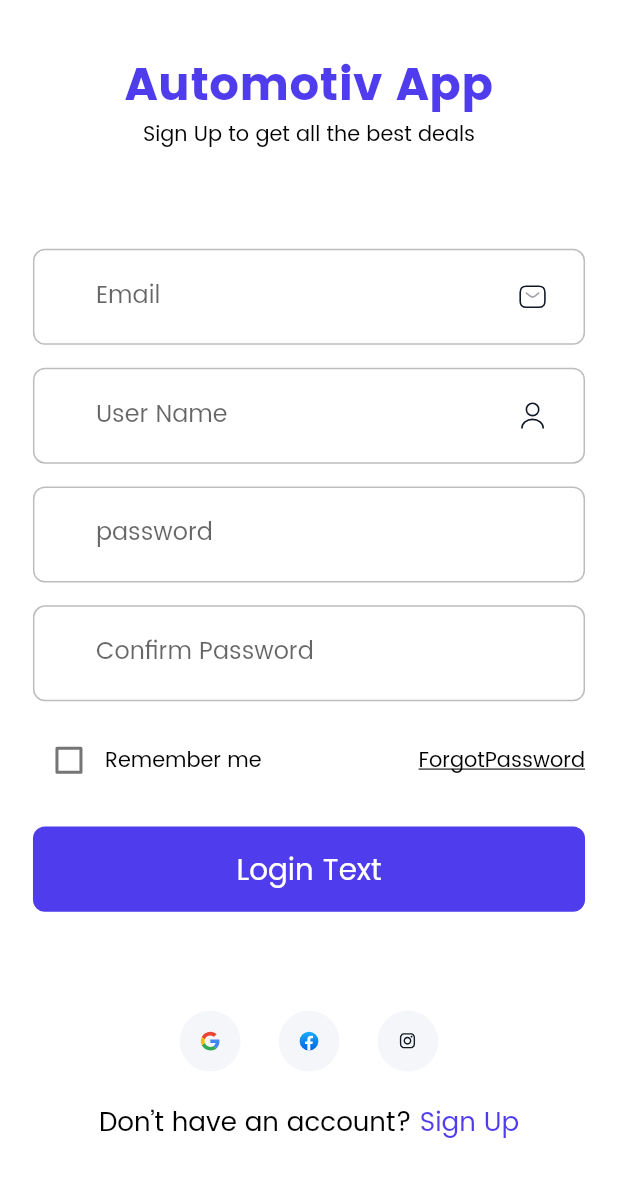
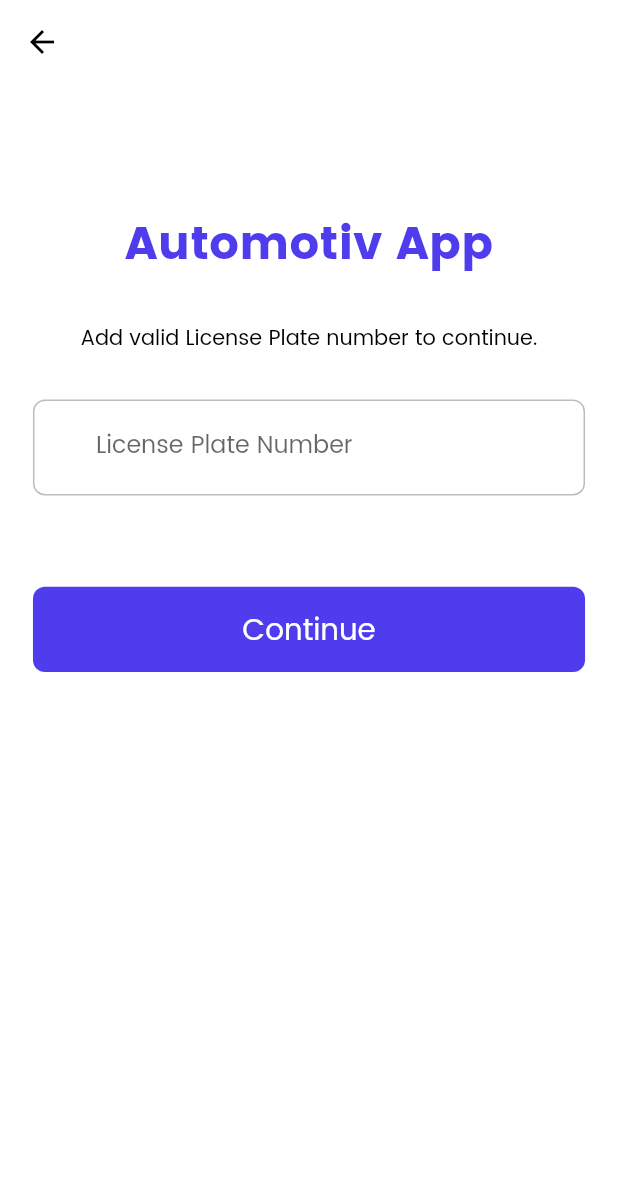
Before and after one commit to AabhashRai13/AutoMotive, a Flutter app: the SignUpScreen screen opened by its route, after a tap on "Sign Up", on a phone screen of 412 x 824 dp. Shown: the top 1177 px of the screen. Run offline on Flutter 3.47's test engine with Material 2 defaults, Android fonts, the phone set to English and light mode, and no system bars; our stand-ins replace flutter_bloc, flutter_svg, otp_text_field; network calls fail.

Commit message:
add license plate, car found page screens made and cubit for carlicense made

```diff
--- /dev/null
+++ b/lib/presentation/car_license_plate/cubit/car_license_cubit.dart
@@ -0,0 +1,19 @@
+import 'package:flutter/material.dart';
+import 'package:flutter_bloc/flutter_bloc.dart';
+
+part 'car_license_state.dart';
+
+class CarLicenseCubit extends Cubit<CarLicenseState> {
+  CarLicenseCubit() : super(CarLicenseInitial());
+
+  findCar(var carNumbers, BuildContext context) {
+    emit(CarLicenseLoading());
+    Future.delayed(const Duration(milliseconds: 500), () {
+      if (carNumbers == "90011") {
+        emit(CarFound());
+      } else {
+        emit(CarNotFound());
+      }
+    });
+  }
+}
--- /dev/null
+++ b/lib/presentation/car_license_plate/cubit/car_license_state.dart
@@ -0,0 +1,12 @@
+part of 'car_license_cubit.dart';
+
+@immutable
+abstract class CarLicenseState {}
+
+class CarLicenseInitial extends CarLicenseState {}
+
+class CarLicenseLoading extends CarLicenseState {}
+
+class CarFound extends CarLicenseState {}
+
+class CarNotFound extends CarLicenseState{}
--- /dev/null
+++ b/lib/presentation/car_license_plate/screens/add_car_license_plate.dart
@@ -0,0 +1,91 @@
+import 'package:auto_motive/presentation/car_license_plate/cubit/car_license_cubit.dart';
+import 'package:auto_motive/presentation/resources/color_manager.dart';
+import 'package:auto_motive/presentation/resources/routes_manager.dart';
+import 'package:auto_motive/presentation/resources/size_config.dart';
+import 'package:auto_motive/presentation/resources/strings_manager.dart';
+import 'package:auto_motive/presentation/widgets/default_button.dart';
+import 'package:auto_motive/presentation/widgets/input_widgets.dart';
+import 'package:flutter/material.dart';
+import 'package:flutter_bloc/flutter_bloc.dart';
+
+// ignore: must_be_immutable
+class AddCarLicensePlate extends StatelessWidget {
+  AddCarLicensePlate({super.key});
+  final TextEditingController licensePlateController = TextEditingController();
+  final formKey = GlobalKey<FormState>();
+  bool loading = false;
+  @override
+  Widget build(BuildContext context) {
+    return Scaffold(
+      appBar: AppBar(
+        title: const Text(AppStrings.emptyString),
+      ),
+      body: SafeArea(
+        child: Padding(
+          padding:
+              EdgeInsets.symmetric(horizontal: getProportionateScreenWidth(20)),
+          child: Form(
+              key: formKey,
+              child: BlocConsumer<CarLicenseCubit, CarLicenseState>(
+                listener: (context, state) {
+                  if (state is CarNotFound) {
+                    loading = false;
+                    ScaffoldMessenger.of(context).showSnackBar(
+                      const SnackBar(content: Text(AppStrings.carNotFound)),
+                    );
+                  } else if (state is CarFound) {
+                    loading = false;
+                    Navigator.pushNamed(context, Routes.carFoundPage);
+                  } else if (state is CarLicenseLoading) {
+                    loading = true;
+                  }
+                },
+                builder: (context, state) {
+                  return Column(
+                    crossAxisAlignment: CrossAxisAlignment.center,
+                    children: [
+                      SizedBox(height: SizeConfig.screenHeight * 0.1),
+                      Text(
+                        AppStrings.automotiveText,
+                        style: TextStyle(
+                          color: ColorManager.primary,
+                          fontSize: getProportionateScreenWidth(28),
+                          fontWeight: FontWeight.bold,
+                        ),
+                      ),
+                      SizedBox(height: getProportionateScreenHeight(30)),
+                      const Text(
+                        AppStrings.addLicensePlateText,
+                        textAlign: TextAlign.center,
+                      ),
+                      SizedBox(height: getProportionateScreenHeight(30)),
+                      InputFields(
+                        inputController: licensePlateController,
+                        isRequired: true,
+                        validationMsg:
+                            AppStrings.addLicensePlateValidationError,
+                        labelText: AppStrings.licensePlateLabe,
+                        hintText: AppStrings.addLicensePlateText,
+                      ),
+                      SizedBox(height: getProportionateScreenHeight(60)),
+                      DefaultButton(
+                        loading: loading,
+                        text: AppStrings.continueText,
+                        press: loading
+                            ? () {}
+                            : () {
+                                if (formKey.currentState!.validate()) {
+                                  context.read<CarLicenseCubit>().findCar(
+                                      licensePlateController.text, context);
+                                }
+                              },
+                      ),
+                    ],
+                  );
+                },
+              )),
+        ),
+      ),
+    );
+  }
+}
--- a/lib/presentation/login/screen/login_form.dart
+++ b/lib/presentation/login/screen/login_form.dart
@@ -57,6 +57,7 @@ class LoginForm extends StatelessWidget {
           //   )
           // :
           DefaultButton(
+            loading: false,
             text: AppStrings.loginText,
             press: () {
               log("numbr ${numberEditingController.text.trim()}");
--- a/lib/presentation/login/screen/otp_screen.dart
+++ b/lib/presentation/login/screen/otp_screen.dart
@@ -42,6 +42,7 @@ class OTPScreen extends StatelessWidget {
             ),
             const SizedBox(height: 20.0),
             DefaultButton(
+              loading: false,
               text: AppStrings.sendAgain,
               press: () {},
             ),
--- a/lib/presentation/onboarding/screens/onboarding_screen.dart
+++ b/lib/presentation/onboarding/screens/onboarding_screen.dart
@@ -75,6 +75,7 @@ class OnboardingScreenState extends State<OnboardingScreen> {
                       ),
                       const Spacer(flex: 3),
                       DefaultButton(
+                        loading: false,
                         text: AppStrings.continueText,
                         press: () {
                           Navigator.pushReplacementNamed(
--- a/lib/presentation/resources/routes_manager.dart
+++ b/lib/presentation/resources/routes_manager.dart
@@ -1,3 +1,5 @@
+import 'package:auto_motive/presentation/car_license_plate/screens/add_car_license_plate.dart';
+import 'package:auto_motive/presentation/card_found/screens/car_found_page.dart';
 import 'package:auto_motive/presentation/login/screen/login_screen.dart';
 import 'package:auto_motive/presentation/login/screen/otp_screen.dart';
 import 'package:auto_motive/presentation/onboarding/screens/onboarding_screen.dart';
@@ -10,6 +12,8 @@ class Routes {
   static const String signIn = "/signIn";
   static const String signUp = "/signUp";
   static const String otpScreen = "/otpScreen";
+  static const String addLicensePlateScreen = "/addLicensePlateScreen";
+  static const String carFoundPage = "/carFoundPage";
 }
 
 class RouteGenerator {
@@ -30,6 +34,10 @@ class RouteGenerator {
             builder: (_) => OTPScreen(
                   number: args,
                 ));
+      case Routes.addLicensePlateScreen:
+        return MaterialPageRoute(builder: (_) => AddCarLicensePlate());
+      case Routes.carFoundPage:
+        return MaterialPageRoute(builder: (_) => const CarFound());
       default:
         return unDefinedRoute();
     }
--- a/lib/presentation/resources/strings_manager.dart
+++ b/lib/presentation/resources/strings_manager.dart
@@ -27,6 +27,16 @@ class AppStrings {
   static const String signInPageText = "Your Solution to all Auto Motive needs";
   static const String signUpPageText = "Sign Up to get all the best deals";
 
+  static const String addLicensePlateValidationError =
+      "You must enter Valid License plate number";
+  static const String addLicensePlateText =
+      "Add valid License Plate number to continue.";
+  static const String licensePlateLabe = "License Plate Number";
+  static const String enterLicensePlateHintText = "Enter License Plate Number";
+  static const String carFoundPageText =
+      "Is this your car? If yes Press Continue.";
+  static const String processingData = "Processing Data";
+  static const String carNotFound = "Car not Found. Please enter valid data.";
   static const String rememberMe = "Remember me";
   static const String forgotPassword = "ForgotPassword";
   static const String password = "password";
--- a/lib/presentation/signup/screen/sign_up_form.dart
+++ b/lib/presentation/signup/screen/sign_up_form.dart
@@ -1,4 +1,5 @@
 import 'package:auto_motive/presentation/resources/color_manager.dart';
+import 'package:auto_motive/presentation/resources/routes_manager.dart';
 import 'package:auto_motive/presentation/resources/size_config.dart';
 import 'package:auto_motive/presentation/widgets/confirm_password_form_field.dart';
 import 'package:auto_motive/presentation/widgets/default_button.dart';
@@ -71,8 +72,11 @@ class SignUpForm extends StatelessWidget {
           //   )
           // :
           DefaultButton(
-            text: AppStrings.loginText,
-            press: () {},
+            loading: false,
+            text: AppStrings.signUp,
+            press: () {
+              Navigator.pushNamed(context, Routes.addLicensePlateScreen);
+            },
           ),
         ],
       ),
--- a/lib/presentation/signup/screen/sign_up_screen.dart
+++ b/lib/presentation/signup/screen/sign_up_screen.dart
@@ -3,7 +3,6 @@ import 'package:auto_motive/presentation/resources/color_manager.dart';
 import 'package:auto_motive/presentation/resources/size_config.dart';
 import 'package:auto_motive/presentation/resources/strings_manager.dart';
 import 'package:auto_motive/presentation/signup/screen/sign_up_form.dart';
-import 'package:auto_motive/presentation/widgets/no_account_text.dart';
 import 'package:auto_motive/presentation/widgets/social_cards.dart';
 import 'package:flutter/material.dart';
 
@@ -57,7 +56,6 @@ class SignUpScreen extends StatelessWidget {
                     ],
                   ),
                   SizedBox(height: getProportionateScreenHeight(20)),
-                  const NoAccountText(),
                 ],
               ),
             ),
--- a/lib/presentation/widgets/default_button.dart
+++ b/lib/presentation/widgets/default_button.dart
@@ -3,13 +3,11 @@ import 'package:auto_motive/presentation/resources/size_config.dart';
 import 'package:flutter/material.dart';
 
 class DefaultButton extends StatelessWidget {
-  const DefaultButton({
-    Key? key,
-    this.text,
-    this.press,
-  }) : super(key: key);
+  const DefaultButton({Key? key, this.text, this.press, required this.loading})
+      : super(key: key);
   final String? text;
   final Function? press;
+  final bool loading;
 
   @override
   Widget build(BuildContext context) {
@@ -23,7 +21,11 @@ class DefaultButton extends StatelessWidget {
           backgroundColor: ColorManager.primary,
         ),
         onPressed: press as void Function()?,
-        child: Text(
+        child: loading
+            ? const Center(
+                child: CircularProgressIndicator(color: Colors.white),
+              )
+            : Text(
                 text!,
                 style: TextStyle(
                   fontSize: getProportionateScreenWidth(18),
--- a/lib/presentation/widgets/input_widgets.dart
+++ b/lib/presentation/widgets/input_widgets.dart
@@ -5,25 +5,40 @@ import '../resources/assets_manager.dart';
 import 'custom_suffix_icon.dart';
 
 class InputFields extends StatelessWidget {
+  final bool isRequired;
   final TextEditingController inputController;
-  const InputFields({super.key, required this.inputController});
+  final String? validationMsg;
+  final String? hintText;
+  final String? labelText;
+  final String? icon;
+  const InputFields(
+      {super.key,
+      required this.inputController,
+      required this.isRequired,
+      this.validationMsg,
+      this.hintText,
+      this.labelText,
+      this.icon});
 
   @override
   Widget build(BuildContext context) {
     return TextFormField(
+      controller: inputController,
       onChanged: (value) {
         return;
       },
       validator: (value) {
-        if (value!.isEmpty) {
-          return AppStrings.emptyString;
+        if (isRequired && value!.isEmpty) {
+          return validationMsg ?? AppStrings.emptyString;
         }
         return null;
       },
-      decoration: const InputDecoration(
-        labelText: AppStrings.userName,
-        hintText: AppStrings.enterUserName,
-        suffixIcon: CustomSurffixIcon(svgIcon: ImageAssets.user),
+      decoration: InputDecoration(
+        labelText: labelText ?? AppStrings.emptyString,
+        hintText: hintText ?? AppStrings.emptyString,
+        suffixIcon: icon == ""
+            ? const CustomSurffixIcon(svgIcon: ImageAssets.user)
+            : null,
       ),
     );
   }
--- a/pubspec.yaml
+++ b/pubspec.yaml
@@ -38,6 +38,7 @@ dependencies:
   cupertino_icons: ^1.0.2
   flutter_svg: ^2.0.4
   otp_text_field: ^1.1.3
+  flutter_bloc: ^8.1.2
 dev_dependencies:
   flutter_test:
     sdk: flutter
```
Also changed, not shown: lib/main.dart (+10 -1 lines), lib/presentation/card_found/screens/car_found_page.dart (added, +59 -0 lines), pubspec.lock. Lines whose indentation alone changed are shown as unchanged.
